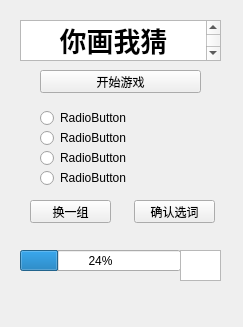
Above: DrawAndGuessUi.ui from panfengzjz/YouDrawAndIGuess before the change. Below: the same form after it.
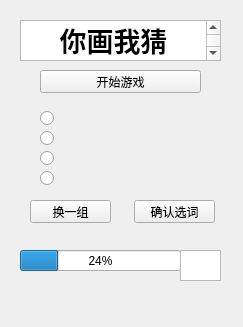
That is the form after the change.

Diff of the .ui file:
```diff
--- a/DrawAndGuessUi.ui
+++ b/DrawAndGuessUi.ui
@@ -74,12 +74,12 @@
     <rect>
      <x>40</x>
      <y>110</y>
-     <width>89</width>
+     <width>111</width>
      <height>16</height>
     </rect>
    </property>
    <property name="text">
-    <string>RadioButton</string>
+    <string/>
    </property>
   </widget>
   <widget class="QRadioButton" name="word2_radioButton">
@@ -87,12 +87,12 @@
     <rect>
      <x>40</x>
      <y>130</y>
-     <width>89</width>
+     <width>111</width>
      <height>16</height>
     </rect>
    </property>
    <property name="text">
-    <string>RadioButton</string>
+    <string/>
    </property>
   </widget>
   <widget class="QRadioButton" name="word4_radioButton">
@@ -100,12 +100,12 @@
     <rect>
      <x>40</x>
      <y>170</y>
-     <width>89</width>
+     <width>111</width>
      <height>16</height>
     </rect>
    </property>
    <property name="text">
-    <string>RadioButton</string>
+    <string/>
    </property>
   </widget>
   <widget class="QRadioButton" name="word3_radioButton">
@@ -113,12 +113,12 @@
     <rect>
      <x>40</x>
      <y>150</y>
-     <width>89</width>
+     <width>111</width>
      <height>16</height>
     </rect>
    </property>
    <property name="text">
-    <string>RadioButton</string>
+    <string/>
    </property>
   </widget>
   <widget class="QProgressBar" name="progressBar">
```
